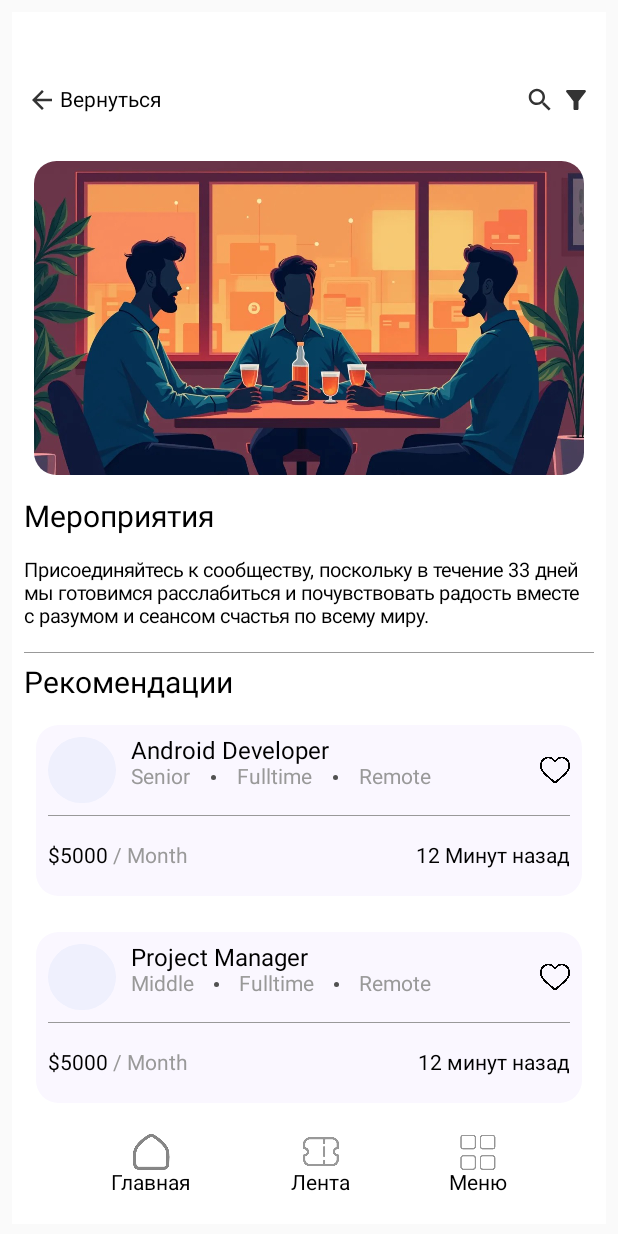
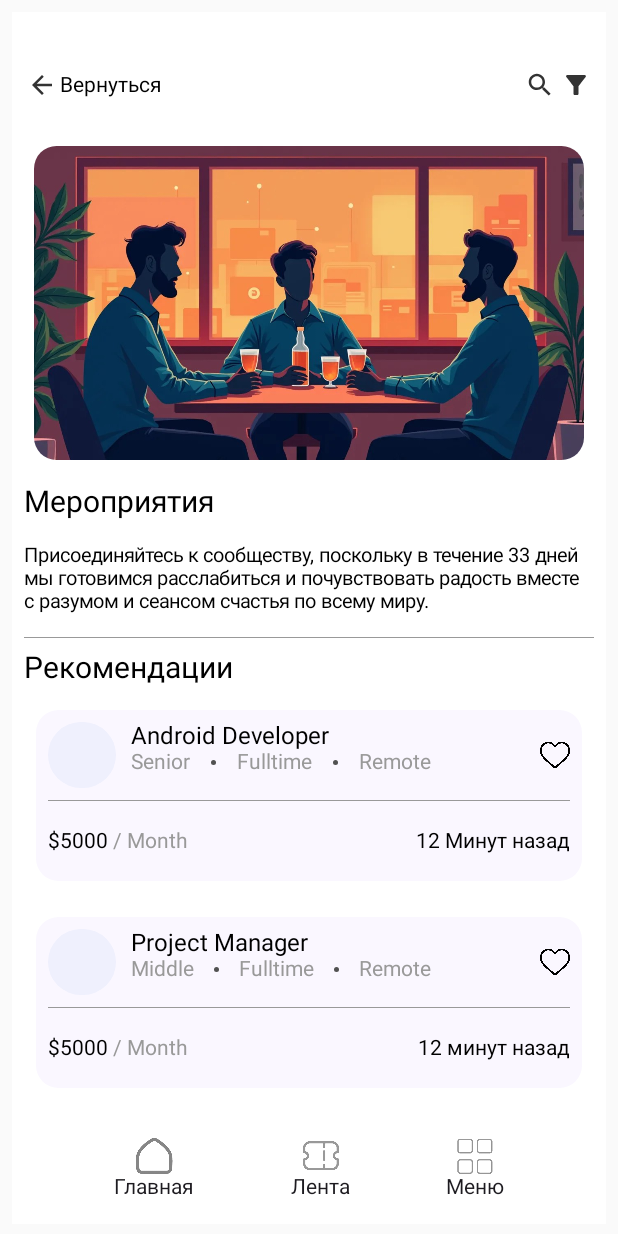
Before and after one commit to AlexUnderTheLulz/Nexify, an Android app built with Jetpack Compose: the screen it shows after launch (MainActivity), after a tap on "Мероприятия", on a phone screen of 412 x 824 dp. Run offline under Robolectric (Android 15) with nearby library versions, the phone set to English and light mode, and no system bars.

Commit message:
New screens

```diff
--- a/app/src/main/java/com/example/nexify/EventsScreen.kt
+++ b/app/src/main/java/com/example/nexify/EventsScreen.kt
@@ -8,15 +8,18 @@ import androidx.compose.foundation.layout.Box
 import androidx.compose.foundation.layout.Column
 import androidx.compose.foundation.layout.Row
 import androidx.compose.foundation.layout.Spacer
+import androidx.compose.foundation.layout.fillMaxHeight
 import androidx.compose.foundation.layout.fillMaxSize
 import androidx.compose.foundation.layout.fillMaxWidth
 import androidx.compose.foundation.layout.height
 import androidx.compose.foundation.layout.padding
 import androidx.compose.foundation.layout.size
 import androidx.compose.foundation.layout.width
+import androidx.compose.foundation.layout.windowInsetsEndWidth
 import androidx.compose.foundation.lazy.LazyColumn
 import androidx.compose.foundation.lazy.items
 import androidx.compose.foundation.shape.RoundedCornerShape
+import androidx.compose.material3.BottomAppBar
 import androidx.compose.material3.Text
 import androidx.compose.runtime.Composable
 import androidx.compose.ui.Alignment
@@ -33,7 +36,7 @@ import androidx.navigation.NavController
 import androidx.navigation.compose.rememberNavController
 
 
-@Preview
+@Preview(showSystemUi = true)
 @Composable
 fun MainEvents(){
     Events(jobs, navController = rememberNavController())
@@ -49,13 +52,14 @@ fun Events(vacancies: List<Vacancy>, navController: NavController){
         .background(color = Color.White),
         verticalArrangement = Arrangement.SpaceBetween) {
 
-        Column(){
+        Column(modifier = Modifier
+            .weight(1f)){
 
             // Отступ сверху
             Row(
                 modifier = Modifier
                     .fillMaxWidth()
-                    .height(25.dp)
+                    .height(15.dp)
             ){
             }
 
@@ -156,24 +160,26 @@ fun Events(vacancies: List<Vacancy>, navController: NavController){
                     text = "Рекомендации"
                 )
             }
+            // сделать высоту динамической, чтобы не перекрывало нижнюю часть
+            LazyColumn (modifier = Modifier
+                .fillMaxHeight()
+                .padding(start = 8.dp, end = 8.dp)){
+                items(vacancies) { vacancy ->
+                    VacancyCard(vacancy = vacancy)
+                    Spacer(modifier = Modifier
+                        .height(8.dp))}
+            }
         }
 
-        // сделать высоту динамической, чтобы не перекрывало нижнюю часть
 
-        LazyColumn (modifier = Modifier
-            .height(275.dp)
-            .padding(start = 8.dp, end = 8.dp)){
-            items(vacancies) { vacancy ->
-                VacancyCard(vacancy = vacancy)
-                Spacer(modifier = Modifier
-                    .height(8.dp))}
-        }
 
 
         // Нижняя панель навигации
 
-        Column() {
+        BottomAppBar(
 
+            containerColor = Color.White
+        ) {
             Row(
                 modifier = Modifier
                     .fillMaxWidth()
@@ -181,10 +187,12 @@ fun Events(vacancies: List<Vacancy>, navController: NavController){
                 horizontalArrangement = Arrangement.SpaceEvenly,
                 verticalAlignment = Alignment.CenterVertically
             ) {
+
                 Column (modifier = Modifier
                     .clickable { navController.navigate("MainPage") },
                     horizontalAlignment = Alignment.CenterHorizontally
                 ) {
+
                     Image(modifier = Modifier
                         .size(25.dp),
                         painter = painterResource(id = R.drawable.home),
@@ -193,6 +201,7 @@ fun Events(vacancies: List<Vacancy>, navController: NavController){
 
                     Text(text = "Главная")
                 }
+
                 Column (horizontalAlignment = Alignment.CenterHorizontally){
 
                     Image(modifier = Modifier
@@ -203,6 +212,7 @@ fun Events(vacancies: List<Vacancy>, navController: NavController){
 
                     Text(text = "Лента")
                 }
+
                 Column (horizontalAlignment = Alignment.CenterHorizontally){
 
                     Image(modifier = Modifier
@@ -213,12 +223,9 @@ fun Events(vacancies: List<Vacancy>, navController: NavController){
 
                     Text(text = "Меню")
                 }
+
+
             }
-            Row(
-                modifier = Modifier
-                    .fillMaxWidth()
-                    .height(50.dp)
-            ) {}
         }
     }
 }
--- a/app/src/main/java/com/example/nexify/MainScreen.kt
+++ b/app/src/main/java/com/example/nexify/MainScreen.kt
@@ -17,6 +17,7 @@ import androidx.compose.foundation.layout.paddingFrom
 import androidx.compose.foundation.layout.size
 import androidx.compose.foundation.layout.wrapContentHeight
 import androidx.compose.foundation.shape.RoundedCornerShape
+import androidx.compose.material3.BottomAppBar
 import androidx.compose.material3.Text
 import androidx.compose.runtime.Composable
 import androidx.compose.ui.Alignment
@@ -391,9 +392,12 @@ fun Page(navController: NavController){
 
         // "Нижний" отдел экрана -- раздел с вакансиями и мероприятиями
 
-        Column() {
 
 
+        BottomAppBar(
+
+            containerColor = Color.White
+        ) {
             Row(
                 modifier = Modifier
                     .fillMaxWidth()
@@ -416,7 +420,8 @@ fun Page(navController: NavController){
 
                     Text(
                         color = colorResource(id = R.color.light_purple),
-                        text = "Главная")
+                        text = "Главная"
+                    )
                 }
                 Column(horizontalAlignment = Alignment.CenterHorizontally) {
 
@@ -441,14 +446,6 @@ fun Page(navController: NavController){
                     Text(text = "Меню")
                 }
             }
-
-            Row(
-                modifier = Modifier
-                    .fillMaxWidth()
-                    .height(50.dp)
-            ) {
-
-            }
         }
     }
 }
```
Also changed, not shown: app/src/main/java/com/example/nexify/InternshipsScreen.kt (+10 -6 lines), app/src/main/java/com/example/nexify/TestAppElements.kt (added, +110 -0 lines), app/src/main/java/com/example/nexify/VacancyScreen.kt (+10 -6 lines).
